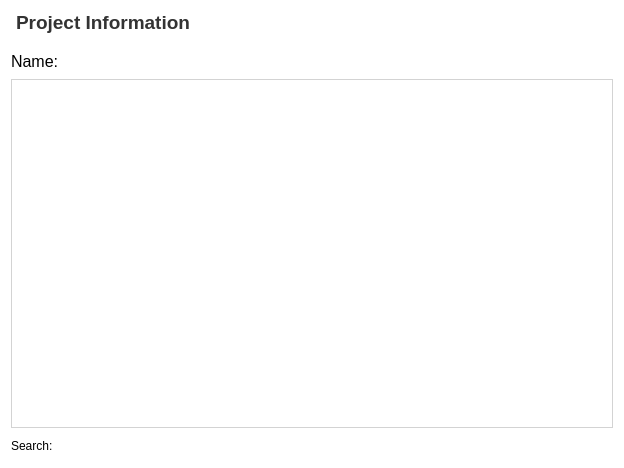
Old version of the form pastrocore/gui_pyside/tab_project.ui in the repository Torward1024/pAstroCORE.
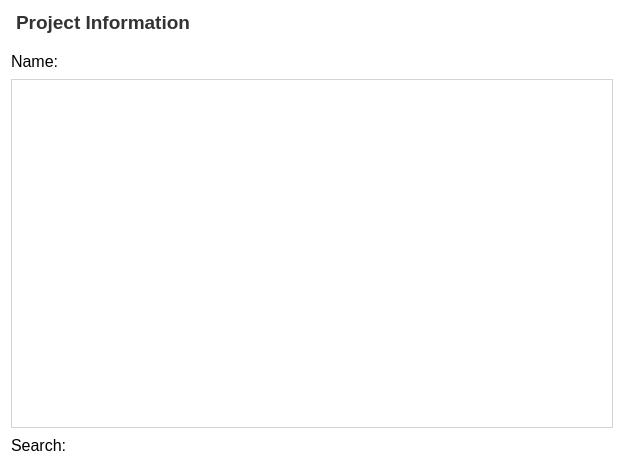
New version of the form.

Patch:
```diff
--- a/pastrocore/gui_pyside/tab_project.ui
+++ b/pastrocore/gui_pyside/tab_project.ui
@@ -66,6 +66,12 @@
    </item>
    <item row="3" column="0">
     <widget class="QLabel" name="label_2">
+     <property name="font">
+      <font>
+       <family>Arial</family>
+       <pointsize>12</pointsize>
+      </font>
+     </property>
      <property name="text">
       <string>Search:</string>
      </property>
@@ -97,6 +103,9 @@
     background-color: #ffffff;
 }</string>
      </property>
+     <property name="readOnly">
+      <bool>true</bool>
+     </property>
     </widget>
    </item>
    <item row="1" column="2">
```
